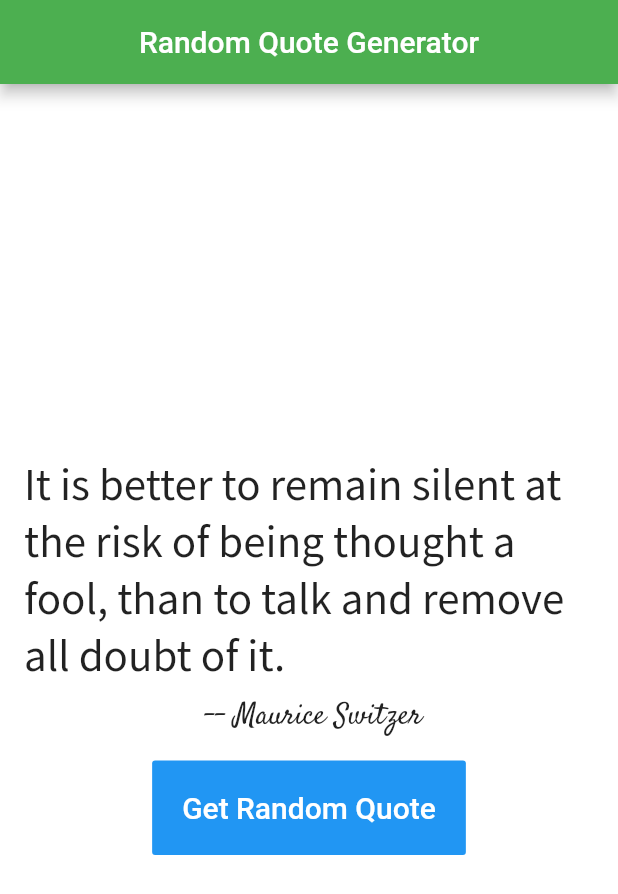
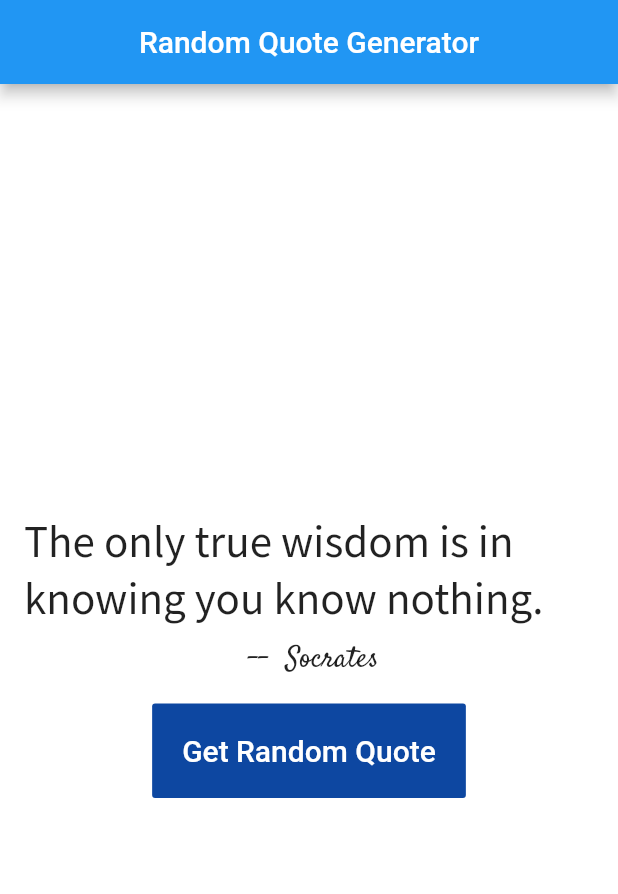
Before and after one commit to Hoxtygen/-random_quote_generator_flutter, a Flutter app: the screen it shows after launch, after a tap on "Get Random Quote", on a phone screen of 412 x 824 dp. Shown: the top 894 px of the screen. Run offline on Flutter 3.47's test engine with Material 2 defaults, Android fonts, the phone set to English and light mode, and no system bars.

```diff
--- a/lib/main.dart
+++ b/lib/main.dart
@@ -10,7 +10,7 @@ class RamdomQuoteGenerator extends StatelessWidget {
   Widget build(BuildContext context) {
     return MaterialApp(
       theme: ThemeData(
-        primarySwatch: Colors.green,
+        primarySwatch: Colors.blue,
         visualDensity: VisualDensity.adaptivePlatformDensity,
       ),
       home: QuotePage(title: 'Random Quote Generator'),
@@ -72,10 +72,9 @@ class _QuotePageState extends State<QuotePage> {
                         randomQuotes.nextQuote();
                       });
                     },
-                    color: Colors.blue,
+                    color: Colors.blue.shade900,
                     textColor: Colors.white,
                     padding: EdgeInsets.all(20.0),
-                    splashColor: Colors.blueAccent,
                     child: Text(
                       "Get Random Quote",
                       style: TextStyle(
--- a/lib/quoteBrain.dart
+++ b/lib/quoteBrain.dart
@@ -23,7 +23,7 @@ class QuoteBrain {
         "The saddest aspect of life right now is that science gathers knowledge faster than society gathers wisdom.",
         " Isaac Asimov"),
     Quote(
-        "Hold fast to dreams,For if dreams dieLife is a broken-winged bird,That cannot fly.",
+        "Hold fast to dreams,For if dreams die, Life is a broken-winged bird,That cannot fly.",
         "Langston Hughes"),
     Quote(
         "It is the mark of an educated mind to be able to entertain a thought without accepting it.",
@@ -53,10 +53,8 @@ class QuoteBrain {
   }
 
   nextQuote() {
-    if (_quoteNumber < _quoteData.length - 1) {
-      _quoteNumber++;
-    } else {
-      reset();
-    }
+    int max = _quoteData.length;
+    Random random = new Random();
+    _quoteNumber = random.nextInt(max);
   }
 }
```
